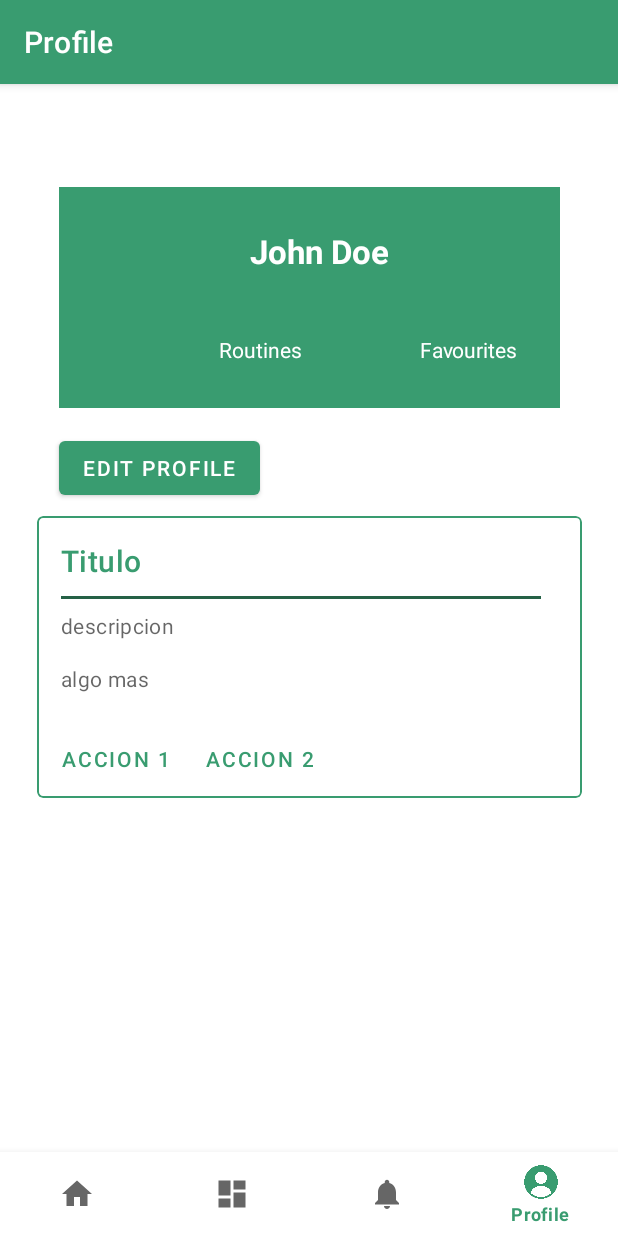
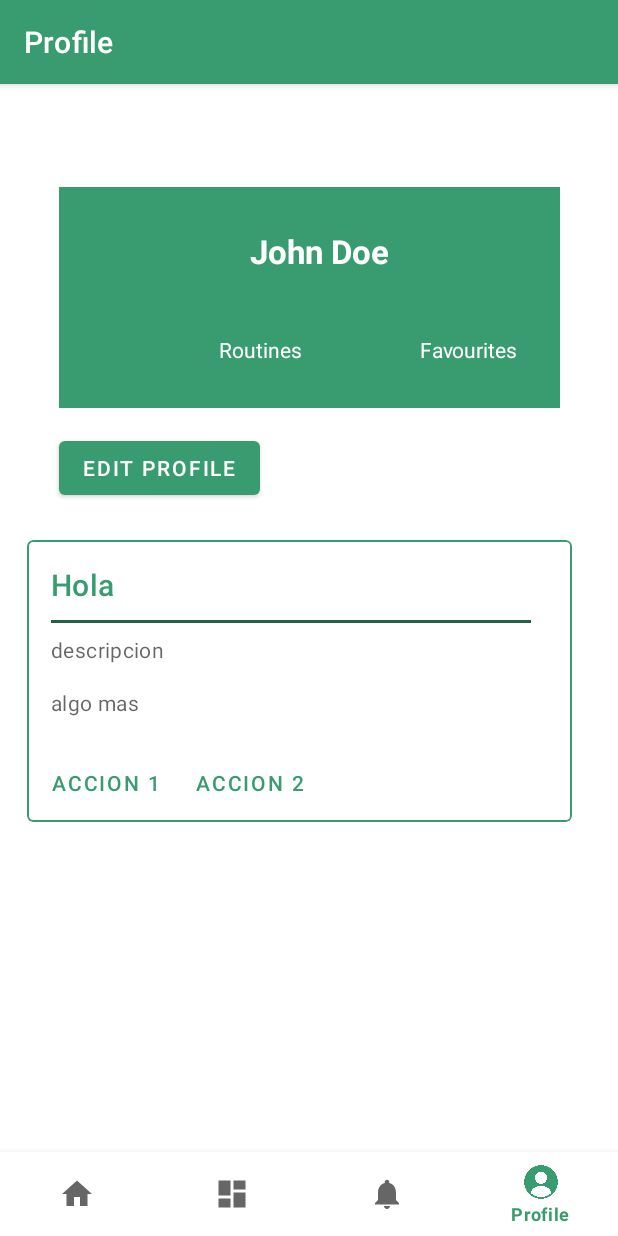
Before and after one commit to JuanOriana/fithub-mobile, an Android app: the ProfileFragment screen opened through its navigation route, on a phone screen of 412 x 824 dp. Run offline under Robolectric (Android 15) with nearby library versions, the phone set to English and light mode, and no system bars; our stand-ins replace navigation-ui.

Commit message:
Dynamic routine cards

```diff
--- /dev/null
+++ b/app/src/main/java/com/example/fithub_mobile/ui/RoutineCard.java
@@ -0,0 +1,26 @@
+package com.example.fithub_mobile.ui;
+
+import android.os.Bundle;
+import android.view.LayoutInflater;
+import android.view.View;
+import android.view.ViewGroup;
+import android.widget.TextView;
+
+import androidx.annotation.NonNull;
+import androidx.fragment.app.Fragment;
+
+import com.example.fithub_mobile.R;
+
+public class RoutineCard extends Fragment {
+
+    public View onCreateView(@NonNull LayoutInflater inflater,
+                             ViewGroup container, Bundle savedInstanceState) {
+
+        View root = inflater.inflate(R.layout.routine_card, container, false);
+
+        TextView textView = root.findViewById(R.id.title_card);
+        textView.setText("Hola");
+
+        return root;
+    }
+}
--- a/app/src/main/java/com/example/fithub_mobile/ui/profile/ProfileFragment.java
+++ b/app/src/main/java/com/example/fithub_mobile/ui/profile/ProfileFragment.java
@@ -14,6 +14,7 @@ import android.view.ViewGroup;
 import android.widget.TextView;
 
 import com.example.fithub_mobile.R;
+import com.example.fithub_mobile.ui.RoutineCard;
 import com.example.fithub_mobile.ui.notifications.NotificationsViewModel;
 
 public class ProfileFragment extends Fragment {
@@ -25,6 +26,13 @@ public class ProfileFragment extends Fragment {
         profileViewModel =
                 new ViewModelProvider(this).get(ProfileViewModel.class);
         View root = inflater.inflate(R.layout.fragment_profile, container, false);
+
+        if (savedInstanceState == null) {
+            getChildFragmentManager().beginTransaction()
+                    .setReorderingAllowed(true)
+                    .add(R.id.fragment_container_view, RoutineCard.class, null)
+                    .commit();
+        }
         return root;
     }
 }
--- a/app/src/main/res/layout/fragment_profile.xml
+++ b/app/src/main/res/layout/fragment_profile.xml
@@ -78,87 +78,15 @@
         app:layout_constraintStart_toStartOf="@+id/userContainer"
         app:layout_constraintTop_toBottomOf="@+id/userContainer" />
 
-    <com.google.android.material.card.MaterialCardView
-        android:id="@+id/card"
-        android:layout_width="363dp"
-        android:layout_height="188dp"
-        android:layout_margin="8dp"
-        app:cardElevation="0dp"
+    <!-- res/layout/example_activity.xml -->
+    <androidx.fragment.app.FragmentContainerView
+        android:id="@+id/fragment_container_view"
+        android:layout_width="394dp"
+        android:layout_height="671dp"
+        android:layout_marginTop="24dp"
         app:layout_constraintEnd_toEndOf="parent"
+        app:layout_constraintHorizontal_bias="1.0"
         app:layout_constraintStart_toStartOf="parent"
-        app:layout_constraintTop_toBottomOf="@+id/button"
-        app:strokeColor="@color/fithub_green"
-        app:strokeWidth="1dp">
-
-
-        <LinearLayout
-            android:layout_width="match_parent"
-            android:layout_height="wrap_content"
-            android:orientation="vertical">
-
-            <!-- Media -->
-
-            <LinearLayout
-                android:layout_width="match_parent"
-                android:layout_height="wrap_content"
-                android:orientation="vertical"
-                android:padding="16dp">
-
-                <!-- Title, secondary and supporting text -->
-                <TextView
-                    android:layout_width="wrap_content"
-                    android:layout_height="wrap_content"
-                    android:text="Titulo"
-                    android:textAppearance="?attr/textAppearanceHeadline6"
-                    android:textColor="@color/fithub_green" />
-
-                <View
-                    android:layout_width="320dp"
-                    android:layout_height="2dp"
-                    android:background="@color/fithub_green_darker"
-                    android:layout_marginTop="10dp"/>
-
-                <TextView
-                    android:layout_width="wrap_content"
-                    android:layout_height="wrap_content"
-                    android:layout_marginTop="8dp"
-                    android:text="descripcion"
-                    android:textAppearance="?attr/textAppearanceBody2"
-                    android:textColor="?android:attr/textColorSecondary" />
-
-                <TextView
-                    android:layout_width="wrap_content"
-                    android:layout_height="wrap_content"
-                    android:layout_marginTop="16dp"
-                    android:text="algo mas"
-                    android:textAppearance="?attr/textAppearanceBody2"
-                    android:textColor="?android:attr/textColorSecondary" />
-
-            </LinearLayout>
-
-            <!-- Buttons -->
-            <LinearLayout
-                android:layout_width="wrap_content"
-                android:layout_height="wrap_content"
-                android:layout_margin="8dp"
-                android:orientation="horizontal">
-
-                <com.google.android.material.button.MaterialButton
-                    style="?attr/borderlessButtonStyle"
-                    android:layout_width="wrap_content"
-                    android:layout_height="wrap_content"
-                    android:layout_marginEnd="8dp"
-                    android:text="Accion 1" />
-
-                <com.google.android.material.button.MaterialButton
-                    style="?attr/borderlessButtonStyle"
-                    android:layout_width="wrap_content"
-                    android:layout_height="wrap_content"
-                    android:text="Accion 2" />
-            </LinearLayout>
-
-        </LinearLayout>
-
-    </com.google.android.material.card.MaterialCardView>
+        app:layout_constraintTop_toBottomOf="@+id/button" />
 
 </androidx.constraintlayout.widget.ConstraintLayout>
--- /dev/null
+++ b/app/src/main/res/layout/routine_card.xml
@@ -0,0 +1,88 @@
+<?xml version="1.0" encoding="utf-8"?>
+
+<com.google.android.material.card.MaterialCardView xmlns:android="http://schemas.android.com/apk/res/android"
+    xmlns:app="http://schemas.android.com/apk/res-auto"
+    xmlns:tools="http://schemas.android.com/tools"
+    android:id="@+id/card"
+    android:layout_width="363dp"
+    android:layout_height="188dp"
+    android:layout_margin="0dp"
+    app:cardElevation="0dp"
+    app:strokeColor="@color/fithub_green"
+    app:strokeWidth="1dp"
+    tools:layout_editor_absoluteX="8dp"
+    tools:layout_editor_absoluteY="8dp">
+
+
+    <LinearLayout
+        android:layout_width="match_parent"
+        android:layout_height="wrap_content"
+        android:orientation="vertical">
+
+        <!-- Media -->
+
+        <!-- Buttons -->
+        <LinearLayout
+            android:layout_width="match_parent"
+            android:layout_height="wrap_content"
+            android:orientation="vertical"
+            android:padding="16dp">
+
+            <!-- Title, secondary and supporting text -->
+            <TextView
+                android:id="@+id/title_card"
+                android:layout_width="wrap_content"
+                android:layout_height="wrap_content"
+                android:text="Titulo"
+                android:textAppearance="?attr/textAppearanceHeadline6"
+                android:textColor="@color/fithub_green" />
+
+            <View
+                android:layout_width="320dp"
+                android:layout_height="2dp"
+                android:layout_marginTop="10dp"
+                android:background="@color/fithub_green_darker" />
+
+            <TextView
+                android:id="@+id/desc_card"
+                android:layout_width="wrap_content"
+                android:layout_height="wrap_content"
+                android:layout_marginTop="8dp"
+                android:text="descripcion"
+                android:textAppearance="?attr/textAppearanceBody2"
+                android:textColor="?android:attr/textColorSecondary" />
+
+            <TextView
+                android:id="@+id/more_card"
+                android:layout_width="wrap_content"
+                android:layout_height="wrap_content"
+                android:layout_marginTop="16dp"
+                android:text="algo mas"
+                android:textAppearance="?attr/textAppearanceBody2"
+                android:textColor="?android:attr/textColorSecondary" />
+
+        </LinearLayout>
+
+        <LinearLayout
+            android:layout_width="wrap_content"
+            android:layout_height="wrap_content"
+            android:layout_margin="8dp"
+            android:orientation="horizontal">
+
+            <com.google.android.material.button.MaterialButton
+                style="?attr/borderlessButtonStyle"
+                android:layout_width="wrap_content"
+                android:layout_height="wrap_content"
+                android:layout_marginEnd="8dp"
+                android:text="Accion 1" />
+
+            <com.google.android.material.button.MaterialButton
+                style="?attr/borderlessButtonStyle"
+                android:layout_width="wrap_content"
+                android:layout_height="wrap_content"
+                android:text="Accion 2" />
+        </LinearLayout>
+
+    </LinearLayout>
+
+</com.google.android.material.card.MaterialCardView>
```
